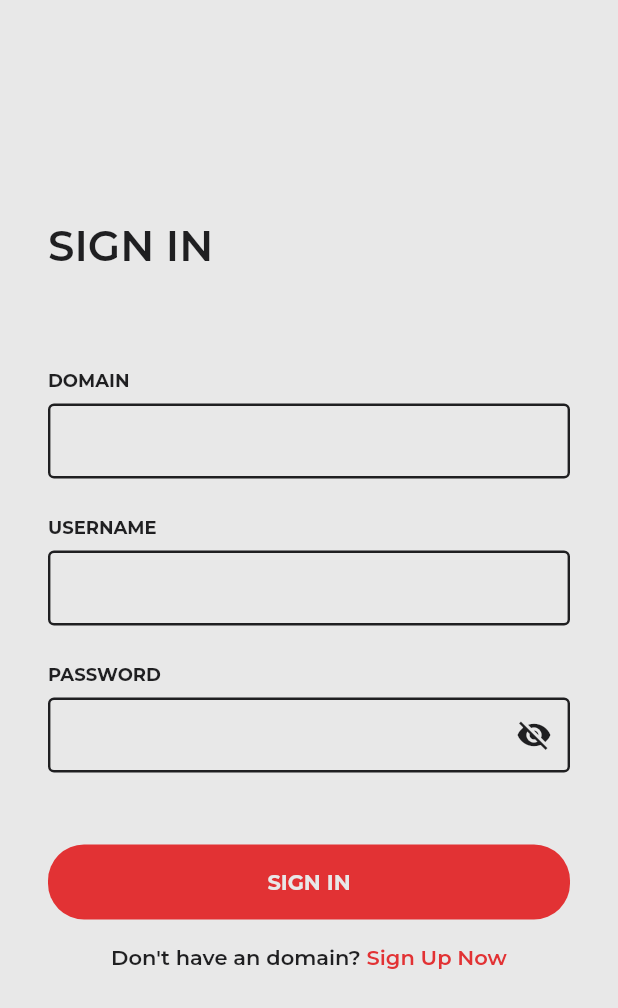
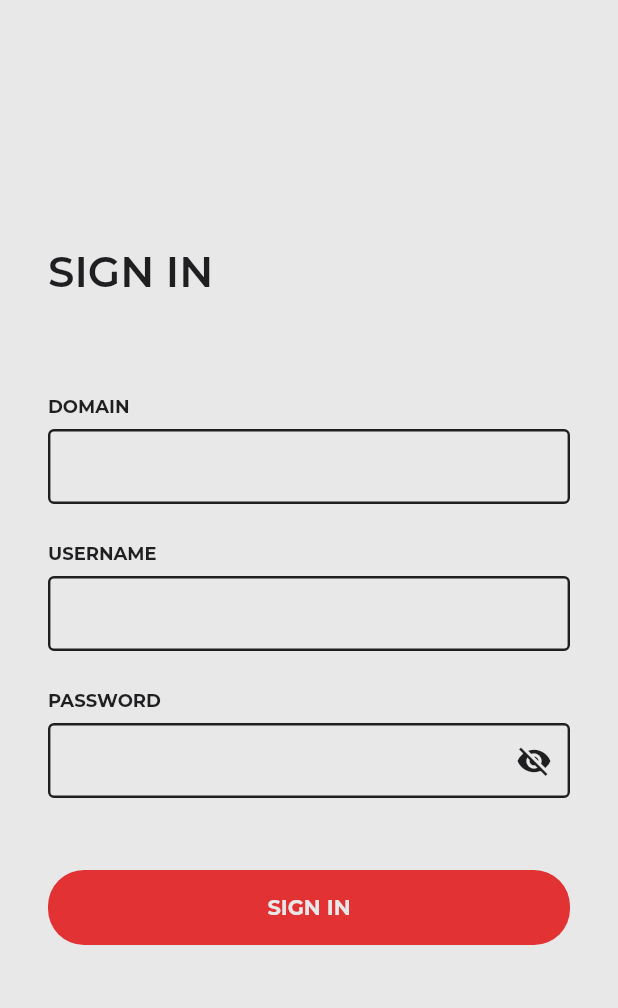
Before and after one commit to clover-leaf/atom, a Flutter app: the screen it shows after launch, on a phone screen of 412 x 824 dp. Shown: the top 1008 px of the screen. Run offline on Flutter 3.47's test engine with Material 2 defaults, Android fonts, the phone set to English and light mode, and no system bars; drawn by our look-alikes of loader_overlay; our stand-ins replace badges, bloc, bloc_concurrency, dropdown_button2, equatable, fl_chart and 5 more; missing offline and left inert: mqtt_client, onesignal_flutter, rfc_6901; accounts and stored records are empty; project files that could hold a hidden picture were left out.

Commit message:
fix: remove sign up feature

```diff
--- a/lib/login/view/login_view.dart
+++ b/lib/login/view/login_view.dart
@@ -119,8 +119,8 @@ class LoginView extends StatelessWidget {
                     }
                   },
                   title: 'SIGN IN'),
-              const SizedBox(height: 16),
-              const _LinkText(),
+              // const SizedBox(height: 16),
+              // const _LinkText(),
               const SizedBox(height: 128),
             ],
           ),
```
